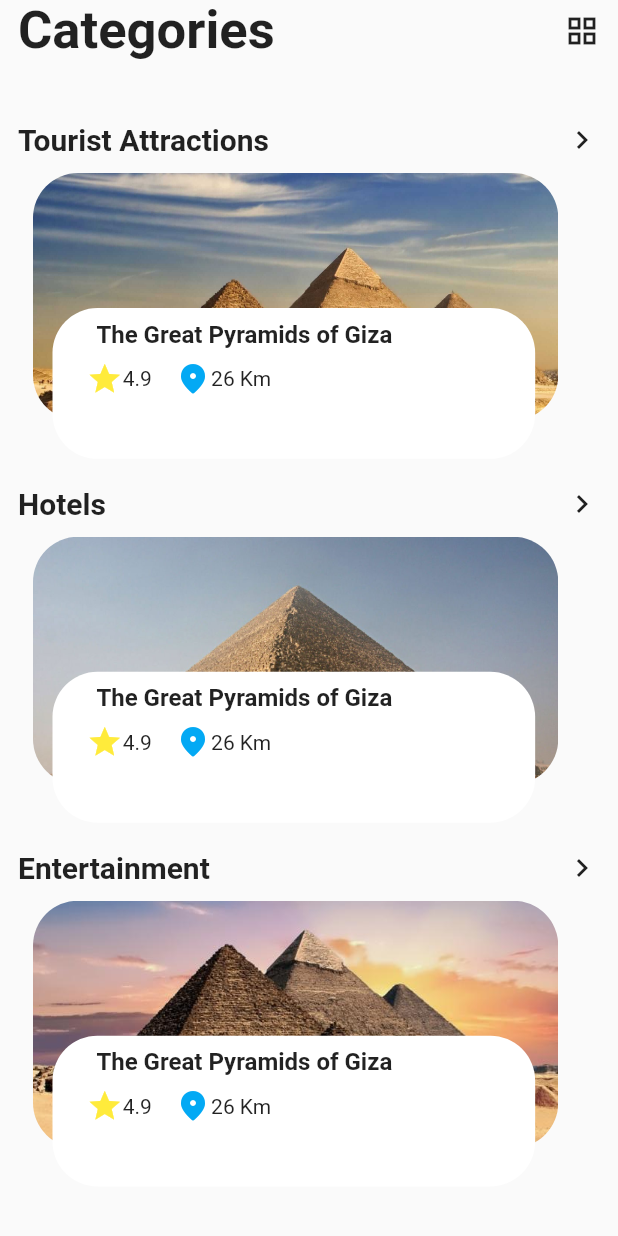
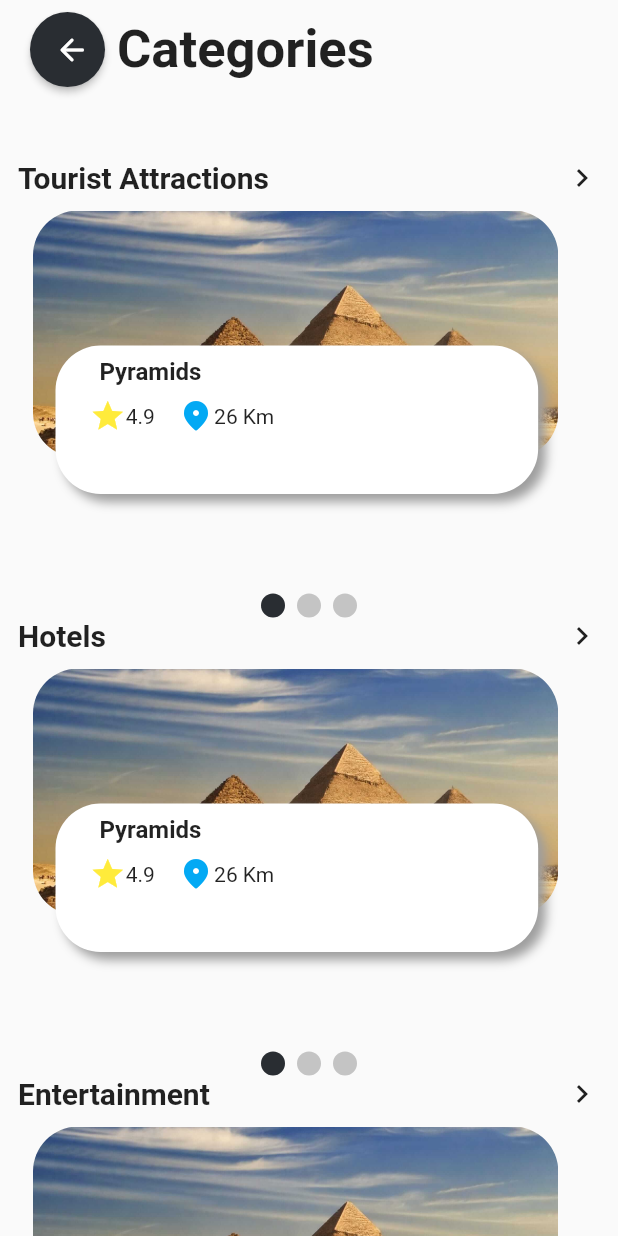
Before and after one commit to asirabdelhady/Graduation_Project, a Flutter app: the HomeScreen widget shown alone on an empty page, opened directly, after a tap on "All", on a phone screen of 412 x 824 dp. Run offline on Flutter 3.47's test engine with Material 2 defaults, Android fonts, the phone set to English and light mode, and no system bars; drawn by our look-alikes of smooth_page_indicator; our stand-ins replace curved_navigation_bar.

Commit message:
More changes

```diff
--- a/lib/main.dart
+++ b/lib/main.dart
@@ -11,7 +11,7 @@ void main(){
   class MyApp extends StatelessWidget{
   @override
   Widget build(BuildContext context) {
-    return MaterialApp(home: CategoryScreen(),
+    return MaterialApp(home: welcomepage(),
     debugShowCheckedModeBanner: false,
     );
   }
--- a/lib/modules/categories/category_screen.dart
+++ b/lib/modules/categories/category_screen.dart
@@ -1,3 +1,4 @@
+import 'package:flutter/cupertino.dart';
 import 'package:flutter/material.dart';
 import 'package:tour_guide_app/shared/components/components.dart';
 
@@ -17,10 +18,10 @@ class CategoryScreen extends StatelessWidget{
               crossAxisAlignment: CrossAxisAlignment.start,
               children: [
                 Row(
-                  mainAxisAlignment: MainAxisAlignment.spaceBetween,
+                  mainAxisAlignment:MainAxisAlignment.start ,
                   children: [
+                    backButton(),
                     detailsTitle(title: 'Categories'),
-                    Icon(Icons.grid_view)
                   ],
                 ),
                 SizedBox(height: mediaQueryHeight*0.049,),
@@ -30,44 +31,22 @@ class CategoryScreen extends StatelessWidget{
                     subTitle(subTitle: 'Tourist Attractions'),
                     Icon(Icons.keyboard_arrow_right),
                   ],),
-                SingleChildScrollView(
-                  scrollDirection: Axis.horizontal,
-                  child: Row(children: [
-                    defualtCard(placeName: 'The Great Pyramids of Giza', imagePath: 'assets/images/Pyramids.jpg'),
-                    defualtCard(placeName: 'The Great Pyramids of Giza', imagePath: 'assets/images/Pyramids1.jpg'),
-                    defualtCard(placeName: 'The Great Pyramids of Giza', imagePath: 'assets/images/Pyramids3.jpg'),
-
-
-                  ],),
-                ),
+                cardBuilderWithDotIndicator(),
                 Row(
                   mainAxisAlignment: MainAxisAlignment.spaceBetween,
                   children: [
                     subTitle(subTitle: 'Hotels'),
                     Icon(Icons.keyboard_arrow_right),
                   ],),
-                SingleChildScrollView(
-                  scrollDirection: Axis.horizontal,
-                  child: Row(children: [
-                    defualtCard(placeName: 'The Great Pyramids of Giza', imagePath: 'assets/images/Pyramids1.jpg'),
-                    defualtCard(placeName: 'The Great Pyramids of Giza', imagePath: 'assets/images/Pyramids2.jpg'),
-                    defualtCard(placeName: 'The Great Pyramids of Giza', imagePath: 'assets/images/Pyramids3.jpg'),
-                  ],),
-                ),
+                cardBuilderWithDotIndicator(),
                 Row(
                   mainAxisAlignment: MainAxisAlignment.spaceBetween,
                   children: [
                     subTitle(subTitle: 'Entertainment'),
                     Icon(Icons.keyboard_arrow_right),
                   ],),
-                SingleChildScrollView(
-                  scrollDirection: Axis.horizontal,
-                  child: Row(children: [
-                    defualtCard(placeName: 'The Great Pyramids of Giza', imagePath: 'assets/images/Pyramids3.jpg'),
-                    defualtCard(placeName: 'The Great Pyramids of Giza', imagePath: 'assets/images/Pyramids3.jpg'),
-                    defualtCard(placeName: 'The Great Pyramids of Giza', imagePath: 'assets/images/Pyramids2.jpg'),
-                  ],),
-                ),
+                cardBuilderWithDotIndicator(),
+                SizedBox(height: 30,)
 
 
               ],
--- a/lib/modules/home/homescreen.dart
+++ b/lib/modules/home/homescreen.dart
@@ -1,4 +1,5 @@
 import 'package:flutter/material.dart';
+import 'package:smooth_page_indicator/smooth_page_indicator.dart';
 import 'package:tour_guide_app/modules/categories/category_screen.dart';
 import 'package:tour_guide_app/modules/categories/categorypage.dart';
 import 'package:tour_guide_app/modules/details/details_screen.dart';
@@ -16,17 +17,19 @@ class _HomeScreenState extends State<HomeScreen> {
 
   @override
   Widget build(BuildContext context) {
+
     var mediaQueryHeight=MediaQuery.of(context).size.height;
     var mediaQueryWidth=MediaQuery.of(context).size.width;
 
     print('curent hight is '+mediaQueryHeight.toString());
     print('curent hight is '+mediaQueryWidth.toString());
     return SafeArea(
+      bottom: false,
       child: SingleChildScrollView(
         child: Padding(
-          padding: const EdgeInsets.symmetric(horizontal: 23.0, vertical: 8),
+          padding: const EdgeInsets.symmetric(horizontal: 12.0),
           child: Column(
-            mainAxisAlignment: MainAxisAlignment.spaceBetween,
+            mainAxisAlignment: MainAxisAlignment.center,
             crossAxisAlignment: CrossAxisAlignment.stretch,
             children: [
               Container(
@@ -35,8 +38,8 @@ class _HomeScreenState extends State<HomeScreen> {
                   border: Border.all(color: Colors.grey),
                   borderRadius: BorderRadius.circular(10),
                 ),
-                height: 26,
-                width: 160,
+                height: mediaQueryHeight*0.043,
+                width: mediaQueryWidth*0.5,
                 margin: EdgeInsets.only(bottom: 10,),
                 child: Padding(
                   padding: const EdgeInsets.fromLTRB(3, 0, 0, 0),
@@ -75,7 +78,7 @@ class _HomeScreenState extends State<HomeScreen> {
                 ],
               ), //search
               SizedBox(
-                height:10,
+                height:mediaQueryHeight*0.016,
               ),
               Row(
                 children: [
@@ -121,108 +124,53 @@ class _HomeScreenState extends State<HomeScreen> {
                   ),
                 ],
               ), //tourTracking
-              SizedBox(
-                height: 24,
-              ),
-              Center(
-                child: SingleChildScrollView(
-                  scrollDirection: Axis.horizontal,
-                  child: Row(
-                    children: [
-                      categorybutton(
-                          text: 'All',
-                          iconshape: Icons.plus_one_sharp,
-                          ontap: (){Navigator.push(
-                              context,
-                              MaterialPageRoute(
-                                builder: (context) {
-                                  return CategoryScreen();
-                                },
-                              )
-                          );
-                          },),
-                      SizedBox(
-                        width: 10,
-                      ),
-                      categorybutton(
-                          text: 'Music',
-                          iconshape: Icons.music_note_outlined,
-                          ontap: null),
-                      SizedBox(
-                        width: 10,
-                      ),
-                      categorybutton(
-                          text: 'Transport',
-                          iconshape: Icons.emoji_transportation_outlined,
-                          ontap: null),
-                      SizedBox(
-                        width: 10,
-                      ),
-                      categorybutton(
-                          text: 'Cafe',
-                          iconshape: Icons.local_cafe_outlined,
-                          ontap: null),
-                    ],
-                  ),
-                ),
-              ), //category
-              SizedBox(
-                height: 24,
-              ),
+              SizedBox(height:mediaQueryHeight* 0.016,),
               Row(
+                mainAxisAlignment: MainAxisAlignment.spaceBetween,
                 children: [
-                  Text(
-                    'Recommended',
-                    style: TextStyle(
-                      fontSize: 16,
-                      fontWeight: FontWeight.w500,
-                      color: tPrimary(),
-                    ),
-                  ),
+                  subTitle(subTitle: 'Recommended (nearby)'),
+                  Icon(Icons.keyboard_arrow_right)
                 ],
               ),
-              SizedBox(
-                height: 24,
-              ),
+              SizedBox(height: 24,),
+              cardBuilderWithDotIndicator(),
               Row(
-                children: <Widget>[
-                  homeScreenRecommendedCard(
-                      imagePath: 'assets/images/egypt-cairo-pyramids-of-giza-and camels-2.jpg',
-                      onTap: (){Navigator.push(
-                          context,
-                          MaterialPageRoute(
-                            builder: (context) {
-                              return DetailScreen();
-                            },
-                          )
-                      );},
-                      height: mediaQueryHeight*0.2,
-                      width:mediaQueryWidth*0.4),
-                  SizedBox(width: 10,),
-                  homeScreenRecommendedCard(
-                      imagePath: 'assets/images/egypt-cairo-pyramids-of-giza-and camels-2.jpg',
-                      onTap: (){Navigator.push(
-                          context,
-                          MaterialPageRoute(
-                            builder: (context) {
-                              return DetailScreen();
-                            },
-                          )
-                      );
-                        },
-                      height: mediaQueryHeight*0.2,
-                      width: mediaQueryWidth*0.4),
+                mainAxisAlignment: MainAxisAlignment.spaceBetween,
+                children: [
+                  subTitle(subTitle: 'Categories'),
+                  Container(
+                    height: 30,
+                    width: 60,
+                    child: ElevatedButton(onPressed: (){
+                      Navigator.push(context, MaterialPageRoute(builder: (context){
+                        return CategoryScreen();
+                      }));
+                    },
+                        style: ElevatedButton.styleFrom(
+                          primary: tPrimary(),
+                          shape: StadiumBorder(),
+                        ),
+                        child: Text('All')),
+                  ),
+
                 ],
               ),
+              cardBuilderWithDotIndicator(),
+              SizedBox(height: mediaQueryHeight*0.016,),
+
+              SizedBox(height: 60,),
 
 
 
-            ],
-          ),
+              //AnimatedSmoothIndicator(activeIndex: activeIndex, count: 4)
+
+
+
+            ],),
         ),
       ),
     );
 
-  }
+    }
 
 }
--- a/lib/modules/notification/notification_screen.dart
+++ b/lib/modules/notification/notification_screen.dart
@@ -21,8 +21,8 @@ class _NotificationScreenState extends State<NotificationScreen> {
           style: TextStyle(color: Colors.black,fontWeight: FontWeight.bold, fontSize: 30),),
         backgroundColor: Colors.white,),
       extendBody: true,
-      extendBodyBehindAppBar: true,
       body: SafeArea(
+        bottom: false,
         child: SingleChildScrollView(
           child: Padding(
             padding: const EdgeInsets.symmetric(horizontal:12.0),
--- a/lib/shared/components/components.dart
+++ b/lib/shared/components/components.dart
@@ -1,5 +1,6 @@
 import 'package:flutter/cupertino.dart';
 import 'package:flutter/material.dart';
+import 'package:smooth_page_indicator/smooth_page_indicator.dart';
 import 'package:tour_guide_app/shared/styles/colors.dart';
 /////////////////////////////// Shared //////////////////////////////////////////////////
 
@@ -754,14 +755,21 @@ Widget defualtCard ({
             Padding(
               padding: const EdgeInsets.only(
                 right: 25,
-                left: 13,
+                left: 15,
                 top: 90,
                 bottom: 8,
               ),
               child: Container(
-                height: mediaQueryHeight*0.122,
+                height: mediaQueryHeight*0.120,
                 width: mediaQueryWidth*0.781,
                 decoration: BoxDecoration(
+                  boxShadow: const [
+                    BoxShadow(
+                    offset: Offset(5, 5),
+                    blurRadius: 5,
+                    color: Colors.grey,
+                    ),
+                  ],
                   borderRadius: BorderRadius.circular(30),
                   color: Colors.white,
                 ),
@@ -825,3 +833,68 @@ Widget defualtCard ({
     );
   }
 );
+
+Widget backButton()=> Builder(
+
+  builder: (context) {
+    return     Padding(
+      padding: const EdgeInsets.all(8.0),
+      child: Container(
+        width: 50,
+        height: 50,
+        child: ElevatedButton(
+          onPressed: () {
+          Navigator.pop(context);
+        },
+    style: ElevatedButton.styleFrom(
+    primary: tPrimary(),
+    shape: CircleBorder(),
+
+    ),
+    child: Icon(Icons.arrow_back_rounded,
+            color: Colors.white,
+        ),
+    ),
+      )
+    );
+
+  }
+);
+
+Widget cardBuilderWithDotIndicator ()=> Builder(
+  builder: (context) {
+    var mediaQueryHeight= MediaQuery.of(context).size.height;
+    var mediaQueryWidth = MediaQuery.of(context).size.width;
+    PageController pageController = PageController(initialPage: 0);
+    Widget _buildPageItem(int index) {
+      return defualtCard(placeName: 'Pyramids', imagePath: 'assets/images/Pyramids.jpg');
+    }
+    return     Column(
+      children: [
+        SingleChildScrollView(
+          scrollDirection: Axis.horizontal,
+          child: Container(
+              height: mediaQueryHeight*0.322,
+              width: mediaQueryWidth,
+              child: PageView.builder(
+                scrollDirection: Axis.horizontal,
+                itemBuilder: (context, position) => _buildPageItem(position),
+                itemCount: 3,
+                controller: pageController,
+              )
+          ),
+        ),
+        Center(
+          child: SmoothPageIndicator(
+            controller: pageController,
+            count: 3,
+            effect: WormEffect(
+              dotColor: tGrey(),
+              activeDotColor: tPrimary(),
+            ),
+          ),
+        ),
+      ],
+    );
+  }
+);
--- a/pubspec.yaml
+++ b/pubspec.yaml
@@ -28,6 +28,7 @@ environment:
 # versions available, run `flutter pub outdated`.
 dependencies:
   curved_navigation_bar: ^1.0.3
+  smooth_page_indicator: ^1.0.0+2
   sqflite: ^2.0.2
   flutter:
     sdk: flutter
```
Also changed, not shown: lib/modules/categories/categorypage.dart (line endings or trailing spaces), pubspec.lock.
